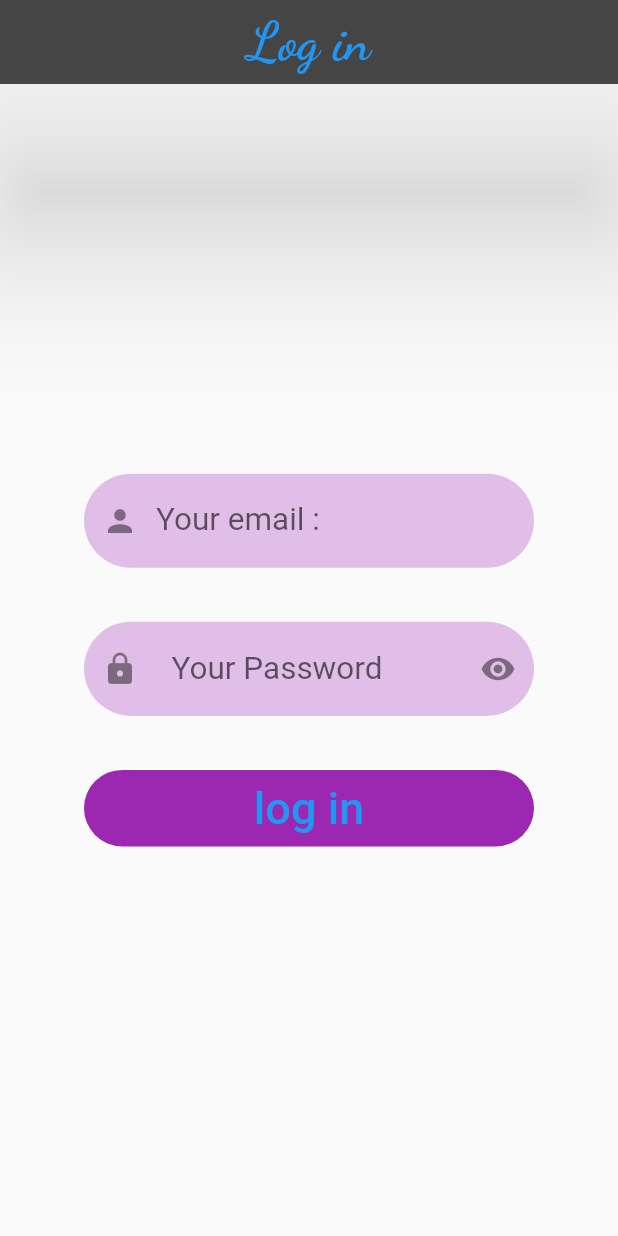
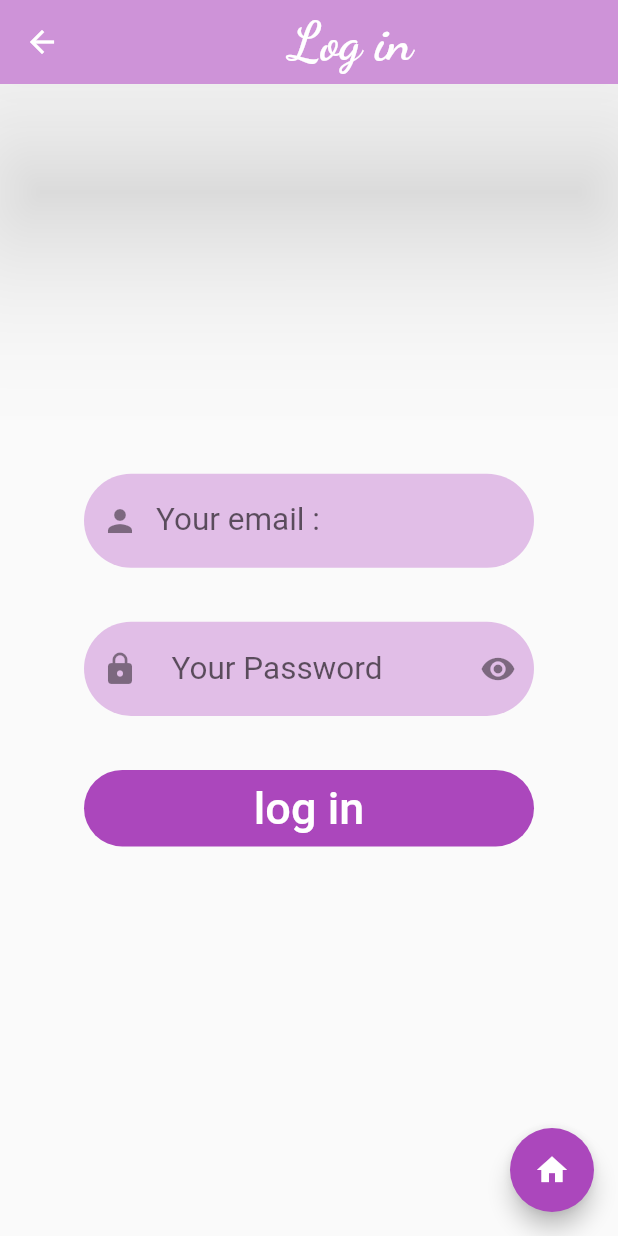
Before and after one commit to motager/log_in, a Flutter app: the screen it shows after launch, after a tap on "log in", on a phone screen of 412 x 824 dp. Run offline on Flutter 3.47's test engine with Material 2 defaults, Android fonts, the phone set to English and light mode, and no system bars; project files that could hold a hidden picture were left out.

Commit message:
new changes
Signed-off-by: motager <maltager658@gmail.com>

```diff
--- a/lib/main.dart
+++ b/lib/main.dart
@@ -3,6 +3,10 @@
 import 'package:flutter/material.dart';
 // ignore: unnecessary_import
 import 'package:flutter/rendering.dart';
+import 'package:log_in/pages/log_in.dart';
+import 'package:log_in/pages/sign_up.dart';
+
+import 'package:log_in/pages/welcome.dart';
 // import 'package:flutter_svg/svg.dart';
 
 void main() {
@@ -14,120 +18,13 @@ class MyApp extends StatelessWidget {
 
   @override
   Widget build(BuildContext context) {
-    return const MaterialApp(
+    return MaterialApp(
       debugShowCheckedModeBanner: false,
-      home: English(),
-
+      routes: {
+        '/': (context) => Welcome(),
+        '/log in': (context) => Login(),
+        '/Signup': (context) => Signup(),
+      },
     );
   }
 }
-
-class English extends StatelessWidget {
-  const English({super.key});
-
-  @override
-  Widget build(BuildContext context) {
-    return SafeArea(
-      child: Scaffold(
-
-        appBar: AppBar(
-          backgroundColor: const Color.fromARGB(255, 70, 69, 69),
-          elevation: 50.0,
-          title: const Center(
-            child: Text(
-              "Log in",
-              style: TextStyle(
-                fontSize: 35.0,
-                color: Colors.blue,
-                fontWeight: FontWeight.bold,
-                fontFamily: "myfont",
-              ),
-            ),
-          ),
-        ),
-
-
-
-        body: Center(
-          child: Container(
-            child: Column(
-              mainAxisAlignment: MainAxisAlignment.center,
-              crossAxisAlignment: CrossAxisAlignment.center ,
-              children: [
-                Container(
-                     width: 300.0,
-              margin: const EdgeInsets.fromLTRB(30.0, 18.0, 30.0, 18.0),
-              // color: Colors.purple[400],
-              decoration: BoxDecoration(
-                 color: Colors.purple[100],
-                borderRadius: BorderRadius.circular(50.0),
-              ),
-                  child: const TextField(
-                    keyboardType: TextInputType.emailAddress,
-                    decoration: InputDecoration(
-                        prefixIcon: Icon(Icons.person),
-
-                        border: InputBorder.none,
-                        hintText: "Enter your email",
-                        labelText: "Your email :",
-                        labelStyle: TextStyle(
-                          fontSize: 21.0,
-                        )),
-                  ),
-                ),
-                Container(
-                              margin: const EdgeInsets.fromLTRB(30.0, 18.0, 30.0, 18.0),
-          width: 300.0,
-
-                    decoration: BoxDecoration(
-                 color: Colors.purple[100],
-                borderRadius: BorderRadius.circular(50.0),
-              ),
-                  child: TextField(
-                    textInputAction: TextInputAction.next,
-                    obscureText: true,
-                    keyboardType: TextInputType.number,
-                    decoration: InputDecoration(
-                      suffixIcon: Icon(Icons.visibility),
-                      border: InputBorder.none,
-                      hintText: "      Enter your password",
-                      labelText: "  Your Password",
-                      labelStyle: TextStyle(
-                        fontSize: 21.0,
-                      ),
-                     prefixIcon: Icon(Icons.lock),
-                    ),
-                  ),
-                ),
-                      Container(
-              width: 300.0,
-              margin: const EdgeInsets.fromLTRB(30.0, 18.0, 30.0, 18.0),
-              // color: Colors.purple[400],
-              decoration: BoxDecoration(
-                color: Colors.purple,
-                borderRadius: BorderRadius.circular(90),
-              ),
-              child: TextButton(
-                style: ButtonStyle(
-
-                ),
-                onPressed: () {
-                BoxDecoration(
-                border: Border.all(style: BorderStyle.solid),
-                              );
-                },
-                child: Text(
-                  "log in",
-                  style: TextStyle(color: Colors.blue, fontSize: 30.0),
-                ),
-              ),
-            ),
-              ],
-            ),
-
-          ),
-        ),
-      ),
-    );
-  }
-}
--- a/lib/pages/log_in.dart
+++ b/lib/pages/log_in.dart
@@ -1,8 +1,8 @@
 // ignore_for_file: prefer_const_constructors
 
 import 'package:flutter/material.dart';
-class English extends StatelessWidget {
-  const English({super.key});
+class Login extends StatelessWidget {
+  const Login({super.key});
 
   @override
   Widget build(BuildContext context) {
@@ -10,14 +10,14 @@ class English extends StatelessWidget {
       child: Scaffold(
 
         appBar: AppBar(
-          backgroundColor: const Color.fromARGB(255, 70, 69, 69),
+        backgroundColor: Colors.purple[200],
           elevation: 50.0,
           title: const Center(
             child: Text(
               "Log in",
               style: TextStyle(
                 fontSize: 35.0,
-                color: Colors.blue,
+                color: Colors.white,
                 fontWeight: FontWeight.bold,
                 fontFamily: "myfont",
               ),
@@ -83,7 +83,7 @@ class English extends StatelessWidget {
               margin: const EdgeInsets.fromLTRB(30.0, 18.0, 30.0, 18.0),
               // color: Colors.purple[400],
               decoration: BoxDecoration(
-                color: Colors.purple,
+                color: Colors.purple[400],
                 borderRadius: BorderRadius.circular(90),
               ),
               child: TextButton(
@@ -97,7 +97,7 @@ class English extends StatelessWidget {
                 },
                 child: Text(
                   "log in",
-                  style: TextStyle(color: Colors.blue, fontSize: 30.0),
+                  style: TextStyle(color: Colors.white, fontSize: 30.0),
                 ),
               ),
             ),
@@ -106,6 +106,17 @@ class English extends StatelessWidget {
 
           ),
         ),
+         floatingActionButton: FloatingActionButton(
+         backgroundColor:   Colors.purple[400],
+          onPressed: () {
+            Navigator.pushNamed(context, "/");
+          },
+
+          child:
+          Icon(Icons.home,
+
+          ),
+        ),
       ),
     );
   }
--- a/lib/pages/welcome.dart
+++ b/lib/pages/welcome.dart
@@ -1,4 +1,4 @@
-// ignore_for_file: prefer_const_constructors
+// ignore_for_file: prefer_const_constructors, avoid_unnecessary_containers
 
 import 'package:flutter/material.dart';
 
@@ -7,20 +7,81 @@ class Welcome extends StatelessWidget {
 
   @override
   Widget build(BuildContext context) {
-    return  Scaffold(
-
+    return Scaffold(
       appBar: AppBar(
-              title: Text(
+        backgroundColor: Colors.purple[200],
+        elevation: 50.0,
+        title: Center(
+          child: Text(
             "  Welcome",
             style: TextStyle(
                 fontSize: 30.0,
                 fontWeight: FontWeight.bold,
                 fontFamily: "myfont",
-                    color: Colors.blueAccent
+                color: Colors.white),
           ),
         ),
       ),
-
+      body: Column(
+        mainAxisAlignment: MainAxisAlignment.center,
+        crossAxisAlignment: CrossAxisAlignment.center,
+        children: [
+          Center(
+            child: Center(
+              child: Container(
+                width: 300.0,
+                margin: const EdgeInsets.fromLTRB(30.0, 18.0, 30.0, 18.0),
+                // color: Colors.purple[400],
+                decoration: BoxDecoration(
+                  color: Colors.purple[400],
+                  borderRadius: BorderRadius.circular(90),
+                ),
+                child: TextButton(
+                  style: ButtonStyle(),
+                  onPressed: () {
+                    Navigator.pushNamed(context, '/log in');
+                  },
+                  child: Text(
+                    "log in",
+                    style: TextStyle(color: Colors.white, fontSize: 30.0),
+                  ),
+                ),
+              ),
+            ),
+          ),
+          Text(
+            "or",
+            style: TextStyle(
+              fontSize: 25,
+              fontWeight: FontWeight.w500,
+              textBaseline: TextBaseline.ideographic,
+            ),
+          ),
+          Center(
+            child: Center(
+              child: Container(
+                width: 300.0,
+                margin: const EdgeInsets.fromLTRB(30.0, 18.0, 30.0, 18.0),
+                // color: Colors.purple[400],
+                decoration: BoxDecoration(
+                  color: Color.fromARGB(255, 222, 127, 238),
+                  borderRadius: BorderRadius.circular(90),
+                ),
+                child: TextButton(
+                  style: ButtonStyle(),
+                  onPressed: () {
+                    Navigator.pushNamed(context, '/Signup');
+                  },
+                  child: Text(
+                    "Sign_up",
+                    style: TextStyle(color: Colors.white, fontSize: 30.0),
+                  ),
+                ),
+              ),
+            ),
+          ),
+        ],
+      ),
     );
   }
 }
```
Also changed, not shown: lib/pages/sign_up.dart (+144 -0 lines). Lines whose indentation alone changed are shown as unchanged.
